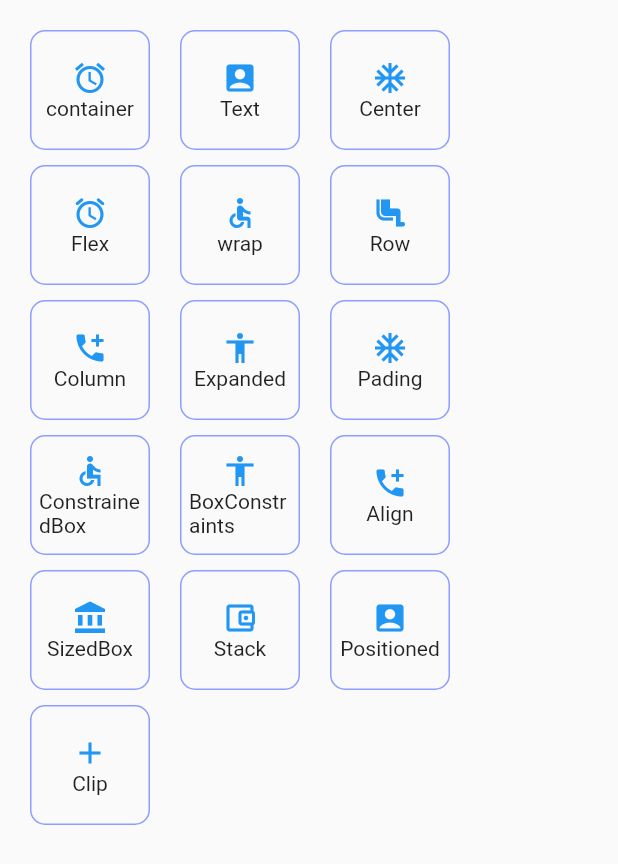
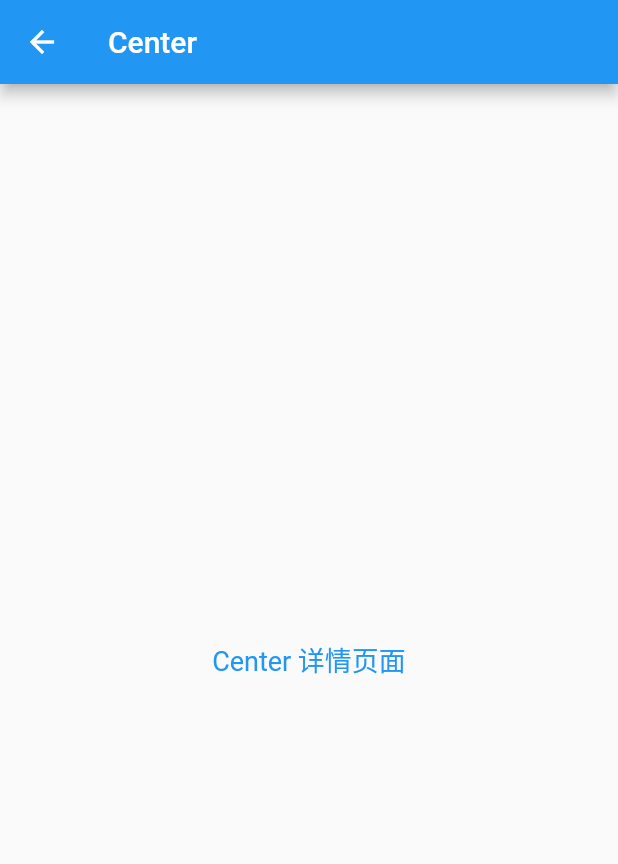
Before and after one commit to zhouzhuifeng/flutter_single_app, a Flutter app: the HomeList widget shown alone on an empty page, opened directly, after a tap on "Center", on a phone screen of 412 x 824 dp. Shown: the top 864 px of the screen. Run offline on Flutter 3.47's test engine with Material 2 defaults, Android fonts, the phone set to English and light mode, and no system bars; our stand-ins replace cached_network_image, fluttertoast, shared_preferences; missing offline and left inert: color_dart; accounts and stored records are empty; generated files the repository leaves out were written again; statements that could not run were skipped.

Commit message:
[增加listview路由页面]

```diff
--- a/lib/common/global.dart
+++ b/lib/common/global.dart
@@ -29,8 +29,7 @@ class Global {
     WidgetsFlutterBinding.ensureInitialized();
     _prefs = await SharedPreferences.getInstance();
     var _profile = _prefs.getString("profile");
-    print(profile);
-    print('---------');
+
     if (_profile != null) {
       try {
         profile = Profile.fromJson(jsonDecode(_profile));
--- a/lib/main.dart
+++ b/lib/main.dart
@@ -3,8 +3,7 @@ import 'import_common.dart';
 import './pages/login/index.dart';
 import './pages/login/register.dart';
 import './pages/home/index.dart';
-// import './pages/theme/index.dart';
-
+import './pages/listView/listview_index.dart';
 void main() => Global.init().then((e) => runApp(MyApp()));
 
 class MyApp extends StatelessWidget {
@@ -19,8 +18,6 @@ class MyApp extends StatelessWidget {
       ],
       child: Consumer<ThemeModel>(
         builder: (BuildContext context, themeModel, Widget child) {
-          print(Provider.of<ThemeModel>(context, listen: false).theme);
-          print('Provider.of<ThemeModel>(context, listen: false).theme');
           return MaterialApp(
             theme: ThemeData(
               brightness: Brightness.light, //明暗模式为暗色
@@ -36,6 +33,7 @@ class MyApp extends StatelessWidget {
               "/": (context) => HomeRoute(),
               "login": (context) => LoginRoute(),
               "register": (context) => RegisterRoute(),
+              "listView": (context) => ListContainer(),
             //   "themes": (context) => ThemeChangeRoute(),
             },
           );
--- a/lib/pages/home/dranwer.dart
+++ b/lib/pages/home/dranwer.dart
@@ -84,7 +84,7 @@ class MyDrawer extends StatelessWidget {
             ),
             ListTile(
               leading: const Icon(Icons.language),
-              title: Text('语言'),
+              title: Text('语言(未实现)'),
               onTap: () => Navigator.pushNamed(context, "language"),
             ),
             if (userModel.isLogin)
--- a/lib/pages/home/flutter_widget.dart
+++ b/lib/pages/home/flutter_widget.dart
@@ -1,17 +1,16 @@
 import '../../import_common.dart';
+import 'widget_details.dart';
 
 class HomeList extends StatelessWidget {
   @override
   Widget build(BuildContext context) {
-    GestureDetector homeIcons(IconData icon, String label, String routeName) {
+    GestureDetector homeIcons(IconData icon, String label, routeName) {
       Color color = Theme.of(context).primaryColor;
       return GestureDetector(
         child: Container(
           decoration: BoxDecoration(
-            border: Border.all(
-                color: Colors.indigoAccent[100],
-                width: 1,
-                style: BorderStyle.solid),
+            border:
+                Border.all(color: color, width: 1, style: BorderStyle.solid),
             borderRadius: BorderRadius.circular(10.0),
           ), // 圆
           width: 80.0,
@@ -34,13 +33,21 @@ class HomeList extends StatelessWidget {
             ],
           ),
         ),
-        onTap: () => print("Tap $routeName"),
+        onTap: () {
+          List arr = ['ListView'];
+          if (arr.contains(label)) {
+            return Navigator.pushNamed(context, 'listView');
+          }
+          Navigator.push(
+              context, MaterialPageRoute(builder: (context) => Details(label)));
+        },
       );
     }
 
     buildRowChildren() {
       const List list = [
-        {'label': 'container', 'routeName': '', 'icon': Icons.alarm},
+        {'label': 'ListView', 'routeName': 'listView', 'icon': Icons.apps},
+        {'label': 'Container', 'routeName': '', 'icon': Icons.alarm},
         {'label': 'Text', 'routeName': '', 'icon': Icons.account_box},
         {'label': 'Center', 'routeName': '', 'icon': Icons.ac_unit},
         {'label': 'Flex', 'routeName': '', 'icon': Icons.access_alarms_rounded},
--- /dev/null
+++ b/lib/pages/home/widget_details.dart
@@ -0,0 +1,27 @@
+import '../../import_common.dart';
+
+class Details extends StatefulWidget {
+  final String title;
+  Details(this.title);
+  @override
+  _Details createState() => _Details(title);
+}
+
+class _Details extends State<Details> {
+  final String title;
+  _Details(this.title);
+  @override
+  Widget build(BuildContext context) {
+    return Scaffold(
+      appBar: AppBar(title: Text(title)),
+      body: Center(
+        child: Text(
+          '$title 详情页面',
+          style: TextStyle(
+              fontSize: 18,
+              color: Provider.of<ThemeModel>(context, listen: false).theme),
+        ),
+      ),
+    );
+  }
+}
--- /dev/null
+++ b/lib/pages/listView/scrolltview.dart
@@ -0,0 +1,8 @@
+import 'package:flutter_single_app/import_common.dart';
+
+class ScrollList extends StatelessWidget {
+  @override
+  Widget build(BuildContext context) {
+    return Center(child: Text('ScrollList'));
+  }
+}
--- a/lib/pages/login/index.dart
+++ b/lib/pages/login/index.dart
@@ -18,8 +18,8 @@ class _LoginRouteState extends State<LoginRoute> {
   void initState() {
     // 自动填充上次登录的用户名，填充后将焦点定位到密码输入框
     _unameController.text = Global.profile.lastLogin;
-    print(_unameController.text);
-    if (_unameController.text != null&& _unameController.text !='') {
+
+    if (_unameController.text != null && _unameController.text != '') {
       _nameAutoFocus = false;
     }
     super.initState();
@@ -34,16 +34,14 @@ class _LoginRouteState extends State<LoginRoute> {
             automaticallyImplyLeading: false,
             centerTitle: true),
         body: SingleChildScrollView(
-          child: Column(
-            children: [
-              Container(
+            child: ConstrainedBox(
+          constraints: BoxConstraints(minHeight: h - 60),
+          child: Container(
             padding: EdgeInsets.all(16.0),
-                height: h-80,
             color: hex('#303c42'),
             child: Form(
                 key: _formKey,
-                    autovalidateMode:
-                        AutovalidateMode.onUserInteraction, //开启自动校验
+                autovalidateMode: AutovalidateMode.onUserInteraction, //开启自动校验
                 child: Container(
                   padding: const EdgeInsets.all(20.0),
                   child: Column(
@@ -79,8 +77,7 @@ class _LoginRouteState extends State<LoginRoute> {
                             // filled: true,
                             // fillColor: hex('#fff'),
                             errorStyle: TextStyle(
-                                    color: Colors.red,
-                                    fontWeight: FontWeight.w700),
+                                color: Colors.red, fontWeight: FontWeight.w700),
                             errorBorder: UnderlineInputBorder(
                                 borderSide: BorderSide(
                                     width: 1,
@@ -96,8 +93,8 @@ class _LoginRouteState extends State<LoginRoute> {
                             hintStyle: TextStyle(
                               color: Color(0xB7BEB4B4),
                             ),
-                                prefixIcon: Icon(Icons.person,
-                                    color: Color(0xffD5D5D5)),
+                            prefixIcon:
+                                Icon(Icons.person, color: Color(0xffD5D5D5)),
                           ),
                           // 校验用户名（不能为空）
                           validator: (v) {
@@ -115,8 +112,7 @@ class _LoginRouteState extends State<LoginRoute> {
                                     color: Color(0xffD5D5D5),
                                     style: BorderStyle.solid)),
                             errorStyle: TextStyle(
-                                    color: Colors.red,
-                                    fontWeight: FontWeight.w700),
+                                color: Colors.red, fontWeight: FontWeight.w700),
                             // labelText: "密码",
                             hintText: "您的登录密码",
                             hintStyle: TextStyle(
@@ -184,9 +180,7 @@ class _LoginRouteState extends State<LoginRoute> {
                   ),
                 )),
           ),
-            ],
-          ),
-        ));
+        )));
   }
 
   void _onLogin() async {
```
Also changed, not shown: lib/pages/home/index.dart (+7 -3 lines), lib/pages/listView/listview.dart (added, +81 -0 lines), lib/pages/listView/listview_index.dart (added, +46 -0 lines), 1 other file. Lines whose indentation alone changed are shown as unchanged.
